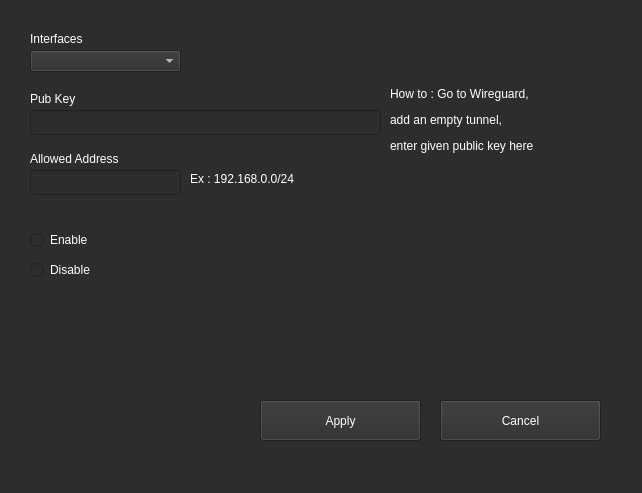
First picture: the form in UI/VpnPeersConfig.ui, repository monico18/LTI-SDN-Controller, before the edit.
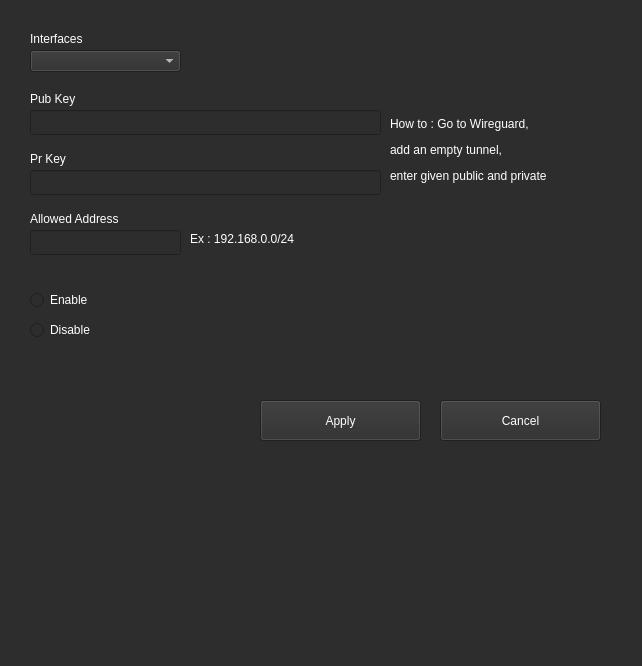
Second picture: the form after the edit.

The edit to the form file:
```diff
--- a/UI/VpnPeersConfig.ui
+++ b/UI/VpnPeersConfig.ui
@@ -7,7 +7,7 @@
     <x>0</x>
     <y>0</y>
     <width>642</width>
-    <height>493</height>
+    <height>666</height>
    </rect>
   </property>
   <property name="windowTitle">
@@ -843,7 +843,7 @@
    <property name="geometry">
     <rect>
      <x>30</x>
-     <y>260</y>
+     <y>320</y>
      <width>95</width>
      <height>20</height>
     </rect>
@@ -974,7 +974,7 @@
    <property name="geometry">
     <rect>
      <x>30</x>
-     <y>230</y>
+     <y>290</y>
      <width>95</width>
      <height>20</height>
     </rect>
@@ -1105,7 +1105,7 @@
    <property name="geometry">
     <rect>
      <x>30</x>
-     <y>150</y>
+     <y>210</y>
      <width>111</width>
      <height>17</height>
     </rect>
@@ -1293,7 +1293,7 @@
    <property name="geometry">
     <rect>
      <x>30</x>
-     <y>170</y>
+     <y>230</y>
      <width>151</width>
      <height>25</height>
     </rect>
@@ -1481,7 +1481,7 @@
    <property name="geometry">
     <rect>
      <x>190</x>
-     <y>170</y>
+     <y>230</y>
      <width>121</width>
      <height>17</height>
     </rect>
@@ -1666,8 +1666,8 @@
    <property name="geometry">
     <rect>
      <x>390</x>
-     <y>80</y>
-     <width>191</width>
+     <y>110</y>
+     <width>181</width>
      <height>81</height>
     </rect>
    </property>
@@ -1844,7 +1844,7 @@
     </palette>
    </property>
    <property name="text">
-    <string>&lt;html&gt;&lt;head/&gt;&lt;body&gt;&lt;p&gt;How to : Go to Wireguard,&lt;/p&gt;&lt;p&gt;add an empty tunnel,&lt;/p&gt;&lt;p&gt;enter given public key here&lt;/p&gt;&lt;/body&gt;&lt;/html&gt;</string>
+    <string>&lt;html&gt;&lt;head/&gt;&lt;body&gt;&lt;p&gt;How to : Go to Wireguard,&lt;/p&gt;&lt;p&gt;add an empty tunnel,&lt;/p&gt;&lt;p&gt;enter given public and private&lt;/p&gt;&lt;/body&gt;&lt;/html&gt;</string>
    </property>
   </widget>
   <widget class="QComboBox" name="interfaces">
@@ -2029,6 +2029,382 @@
     </palette>
    </property>
   </widget>
+  <widget class="QLabel" name="label_6">
+   <property name="geometry">
+    <rect>
+     <x>30</x>
+     <y>150</y>
+     <width>71</width>
+     <height>17</height>
+    </rect>
+   </property>
+   <property name="palette">
+    <palette>
+     <active>
+      <colorrole role="WindowText">
+       <brush brushstyle="SolidPattern">
+        <color alpha="255">
+         <red>255</red>
+         <green>255</green>
+         <blue>255</blue>
+        </color>
+       </brush>
+      </colorrole>
+      <colorrole role="Button">
+       <brush brushstyle="SolidPattern">
+        <color alpha="255">
+         <red>45</red>
+         <green>45</green>
+         <blue>45</blue>
+        </color>
+       </brush>
+      </colorrole>
+      <colorrole role="Text">
+       <brush brushstyle="SolidPattern">
+        <color alpha="255">
+         <red>255</red>
+         <green>255</green>
+         <blue>255</blue>
+        </color>
+       </brush>
+      </colorrole>
+      <colorrole role="ButtonText">
+       <brush brushstyle="SolidPattern">
+        <color alpha="255">
+         <red>255</red>
+         <green>255</green>
+         <blue>255</blue>
+        </color>
+       </brush>
+      </colorrole>
+      <colorrole role="Base">
+       <brush brushstyle="SolidPattern">
+        <color alpha="255">
+         <red>45</red>
+         <green>45</green>
+         <blue>45</blue>
+        </color>
+       </brush>
+      </colorrole>
+      <colorrole role="Window">
+       <brush brushstyle="SolidPattern">
+        <color alpha="255">
+         <red>45</red>
+         <green>45</green>
+         <blue>45</blue>
+        </color>
+       </brush>
+      </colorrole>
+     </active>
+     <inactive>
+      <colorrole role="WindowText">
+       <brush brushstyle="SolidPattern">
+        <color alpha="255">
+         <red>255</red>
+         <green>255</green>
+         <blue>255</blue>
+        </color>
+       </brush>
+      </colorrole>
+      <colorrole role="Button">
+       <brush brushstyle="SolidPattern">
+        <color alpha="255">
+         <red>45</red>
+         <green>45</green>
+         <blue>45</blue>
+        </color>
+       </brush>
+      </colorrole>
+      <colorrole role="Text">
+       <brush brushstyle="SolidPattern">
+        <color alpha="255">
+         <red>255</red>
+         <green>255</green>
+         <blue>255</blue>
+        </color>
+       </brush>
+      </colorrole>
+      <colorrole role="ButtonText">
+       <brush brushstyle="SolidPattern">
+        <color alpha="255">
+         <red>255</red>
+         <green>255</green>
+         <blue>255</blue>
+        </color>
+       </brush>
+      </colorrole>
+      <colorrole role="Base">
+       <brush brushstyle="SolidPattern">
+        <color alpha="255">
+         <red>45</red>
+         <green>45</green>
+         <blue>45</blue>
+        </color>
+       </brush>
+      </colorrole>
+      <colorrole role="Window">
+       <brush brushstyle="SolidPattern">
+        <color alpha="255">
+         <red>45</red>
+         <green>45</green>
+         <blue>45</blue>
+        </color>
+       </brush>
+      </colorrole>
+     </inactive>
+     <disabled>
+      <colorrole role="WindowText">
+       <brush brushstyle="SolidPattern">
+        <color alpha="255">
+         <red>120</red>
+         <green>120</green>
+         <blue>120</blue>
+        </color>
+       </brush>
+      </colorrole>
+      <colorrole role="Button">
+       <brush brushstyle="SolidPattern">
+        <color alpha="255">
+         <red>45</red>
+         <green>45</green>
+         <blue>45</blue>
+        </color>
+       </brush>
+      </colorrole>
+      <colorrole role="Text">
+       <brush brushstyle="SolidPattern">
+        <color alpha="255">
+         <red>120</red>
+         <green>120</green>
+         <blue>120</blue>
+        </color>
+       </brush>
+      </colorrole>
+      <colorrole role="ButtonText">
+       <brush brushstyle="SolidPattern">
+        <color alpha="255">
+         <red>120</red>
+         <green>120</green>
+         <blue>120</blue>
+        </color>
+       </brush>
+      </colorrole>
+      <colorrole role="Base">
+       <brush brushstyle="SolidPattern">
+        <color alpha="255">
+         <red>45</red>
+         <green>45</green>
+         <blue>45</blue>
+        </color>
+       </brush>
+      </colorrole>
+      <colorrole role="Window">
+       <brush brushstyle="SolidPattern">
+        <color alpha="255">
+         <red>45</red>
+         <green>45</green>
+         <blue>45</blue>
+        </color>
+       </brush>
+      </colorrole>
+     </disabled>
+    </palette>
+   </property>
+   <property name="text">
+    <string>Pr Key</string>
+   </property>
+  </widget>
+  <widget class="QLineEdit" name="line_pr_key">
+   <property name="enabled">
+    <bool>true</bool>
+   </property>
+   <property name="geometry">
+    <rect>
+     <x>30</x>
+     <y>170</y>
+     <width>351</width>
+     <height>25</height>
+    </rect>
+   </property>
+   <property name="palette">
+    <palette>
+     <active>
+      <colorrole role="WindowText">
+       <brush brushstyle="SolidPattern">
+        <color alpha="255">
+         <red>255</red>
+         <green>255</green>
+         <blue>255</blue>
+        </color>
+       </brush>
+      </colorrole>
+      <colorrole role="Button">
+       <brush brushstyle="SolidPattern">
+        <color alpha="255">
+         <red>45</red>
+         <green>45</green>
+         <blue>45</blue>
+        </color>
+       </brush>
+      </colorrole>
+      <colorrole role="Text">
+       <brush brushstyle="SolidPattern">
+        <color alpha="255">
+         <red>255</red>
+         <green>255</green>
+         <blue>255</blue>
+        </color>
+       </brush>
+      </colorrole>
+      <colorrole role="ButtonText">
+       <brush brushstyle="SolidPattern">
+        <color alpha="255">
+         <red>255</red>
+         <green>255</green>
+         <blue>255</blue>
+        </color>
+       </brush>
+      </colorrole>
+      <colorrole role="Base">
+       <brush brushstyle="SolidPattern">
+        <color alpha="255">
+         <red>45</red>
+         <green>45</green>
+         <blue>45</blue>
+        </color>
+       </brush>
+      </colorrole>
+      <colorrole role="Window">
+       <brush brushstyle="SolidPattern">
+        <color alpha="255">
+         <red>45</red>
+         <green>45</green>
+         <blue>45</blue>
+        </color>
+       </brush>
+      </colorrole>
+     </active>
+     <inactive>
+      <colorrole role="WindowText">
+       <brush brushstyle="SolidPattern">
+        <color alpha="255">
+         <red>255</red>
+         <green>255</green>
+         <blue>255</blue>
+        </color>
+       </brush>
+      </colorrole>
+      <colorrole role="Button">
+       <brush brushstyle="SolidPattern">
+        <color alpha="255">
+         <red>45</red>
+         <green>45</green>
+         <blue>45</blue>
+        </color>
+       </brush>
+      </colorrole>
+      <colorrole role="Text">
+       <brush brushstyle="SolidPattern">
+        <color alpha="255">
+         <red>255</red>
+         <green>255</green>
+         <blue>255</blue>
+        </color>
+       </brush>
+      </colorrole>
+      <colorrole role="ButtonText">
+       <brush brushstyle="SolidPattern">
+        <color alpha="255">
+         <red>255</red>
+         <green>255</green>
+         <blue>255</blue>
+        </color>
+       </brush>
+      </colorrole>
+      <colorrole role="Base">
+       <brush brushstyle="SolidPattern">
+        <color alpha="255">
+         <red>45</red>
+         <green>45</green>
+         <blue>45</blue>
+        </color>
+       </brush>
+      </colorrole>
+      <colorrole role="Window">
+       <brush brushstyle="SolidPattern">
+        <color alpha="255">
+         <red>45</red>
+         <green>45</green>
+         <blue>45</blue>
+        </color>
+       </brush>
+      </colorrole>
+     </inactive>
+     <disabled>
+      <colorrole role="WindowText">
+       <brush brushstyle="SolidPattern">
+        <color alpha="255">
+         <red>120</red>
+         <green>120</green>
+         <blue>120</blue>
+        </color>
+       </brush>
+      </colorrole>
+      <colorrole role="Button">
+       <brush brushstyle="SolidPattern">
+        <color alpha="255">
+         <red>45</red>
+         <green>45</green>
+         <blue>45</blue>
+        </color>
+       </brush>
+      </colorrole>
+      <colorrole role="Text">
+       <brush brushstyle="SolidPattern">
+        <color alpha="255">
+         <red>120</red>
+         <green>120</green>
+         <blue>120</blue>
+        </color>
+       </brush>
+      </colorrole>
+      <colorrole role="ButtonText">
+       <brush brushstyle="SolidPattern">
+        <color alpha="255">
+         <red>120</red>
+         <green>120</green>
+         <blue>120</blue>
+        </color>
+       </brush>
+      </colorrole>
+      <colorrole role="Base">
+       <brush brushstyle="SolidPattern">
+        <color alpha="255">
+         <red>45</red>
+         <green>45</green>
+         <blue>45</blue>
+        </color>
+       </brush>
+      </colorrole>
+      <colorrole role="Window">
+       <brush brushstyle="SolidPattern">
+        <color alpha="255">
+         <red>45</red>
+         <green>45</green>
+         <blue>45</blue>
+        </color>
+       </brush>
+      </colorrole>
+     </disabled>
+    </palette>
+   </property>
+   <property name="mouseTracking">
+    <bool>false</bool>
+   </property>
+   <property name="focusPolicy">
+    <enum>Qt::ClickFocus</enum>
+   </property>
+  </widget>
  </widget>
  <resources/>
  <connections/>
```
